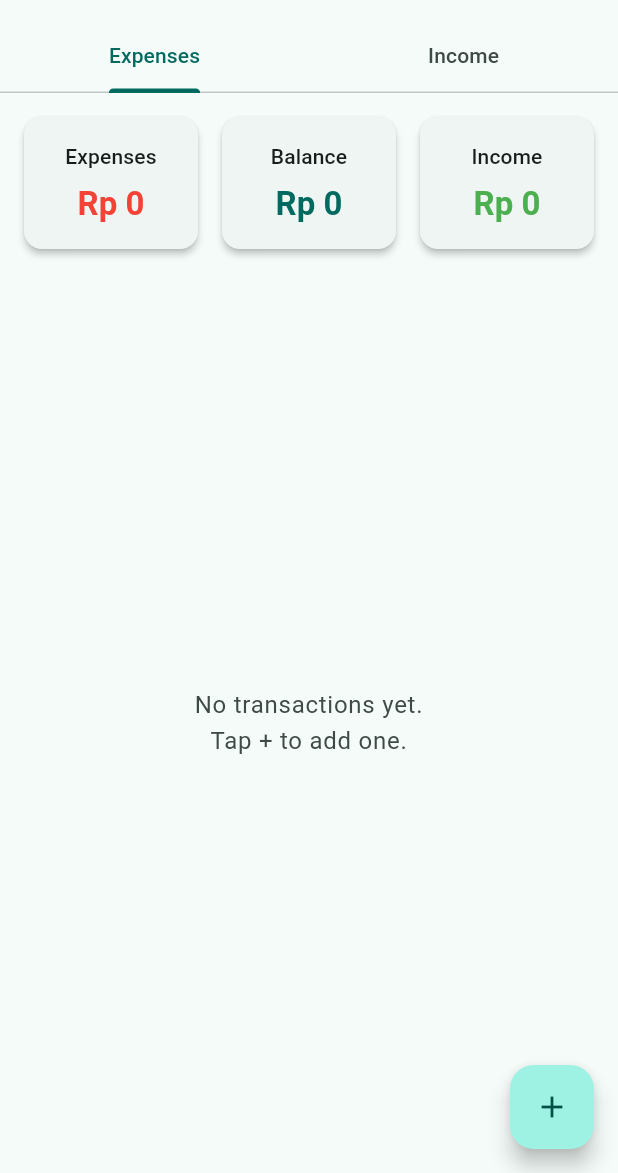
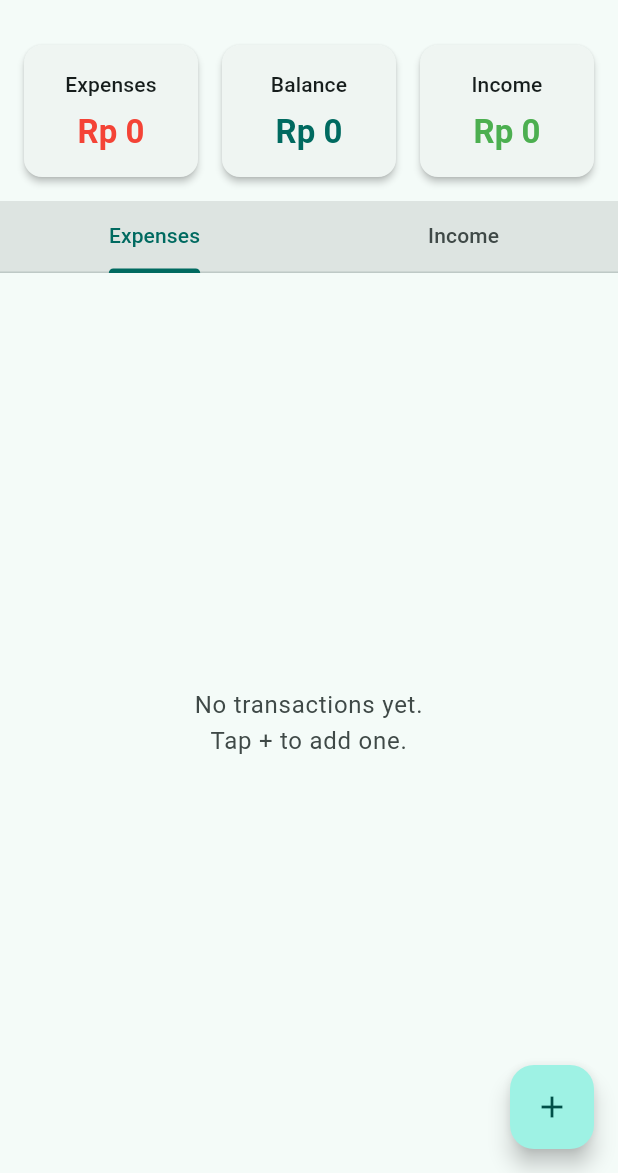
Before and after one commit to bala-bala-goreng/money-note-app, a Flutter app: the screen it shows after launch, on a phone screen of 412 x 824 dp, the part 63-1236 px from its top. Run offline on Flutter 3.47's test engine with Material 3 defaults, Android fonts, the phone set to English and light mode, and no system bars; our stand-ins replace sqflite; accounts and stored records are empty.

Commit message:
add readme, fix layout

```diff
--- a/lib/screens/dashboard_screen.dart
+++ b/lib/screens/dashboard_screen.dart
@@ -59,13 +59,6 @@ class _DashboardScreenState extends State<DashboardScreen>
             tooltip: 'Manage categories',
           ),
         ],
-        bottom: TabBar(
-          controller: _tabController,
-          tabs: const [
-            Tab(text: 'Expenses'),
-            Tab(text: 'Income'),
-          ],
-        ),
       ),
       body: Consumer<MoneyNoteProvider>(
         builder: (context, provider, _) {
@@ -99,6 +92,20 @@ class _DashboardScreenState extends State<DashboardScreen>
                       amount: currencyFormat.format(provider.totalIncome),
                       amountColor: Colors.green,
                     ),
+                  ],
+                ),
+              ),
+              // Tab bar directly below the 3 boxes
+              Material(
+                color: Theme.of(context).colorScheme.surfaceContainerHighest,
+                child: TabBar(
+                  controller: _tabController,
+                  labelColor: Theme.of(context).colorScheme.primary,
+                  unselectedLabelColor: Theme.of(context).colorScheme.onSurfaceVariant,
+                  indicatorColor: Theme.of(context).colorScheme.primary,
+                  tabs: const [
+                    Tab(text: 'Expenses'),
+                    Tab(text: 'Income'),
                   ],
                 ),
               ),
```
Also changed, not shown: 1 other file.
